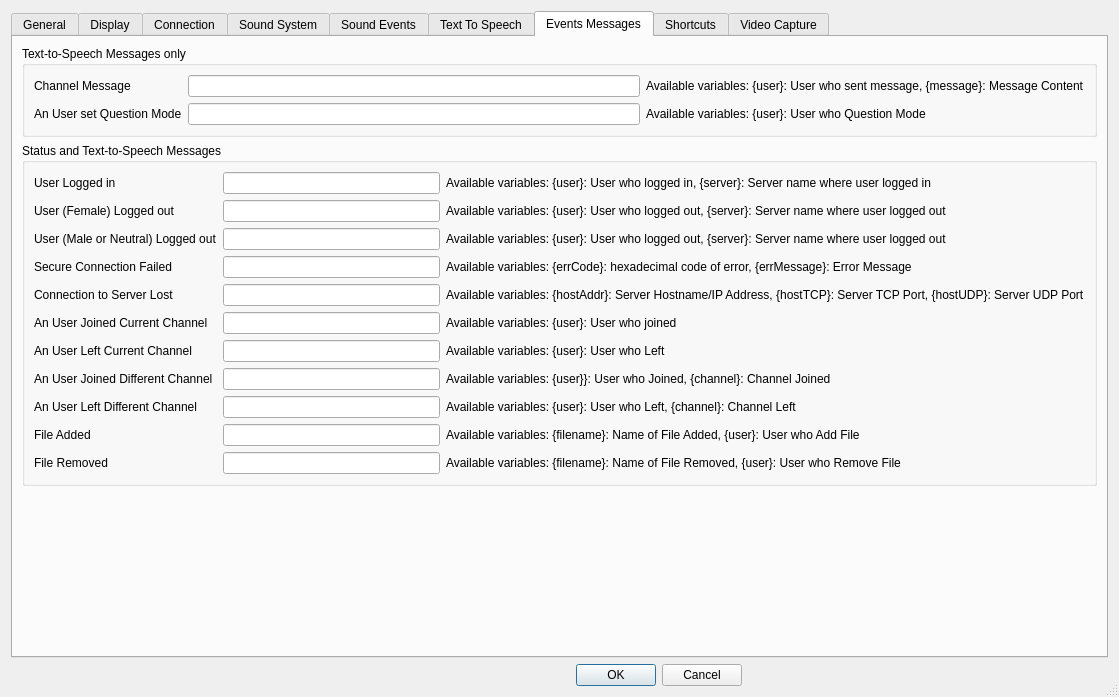
Old version of the form Client/qtTeamTalk/preferences.ui in the repository BearWare/TeamTalk5.
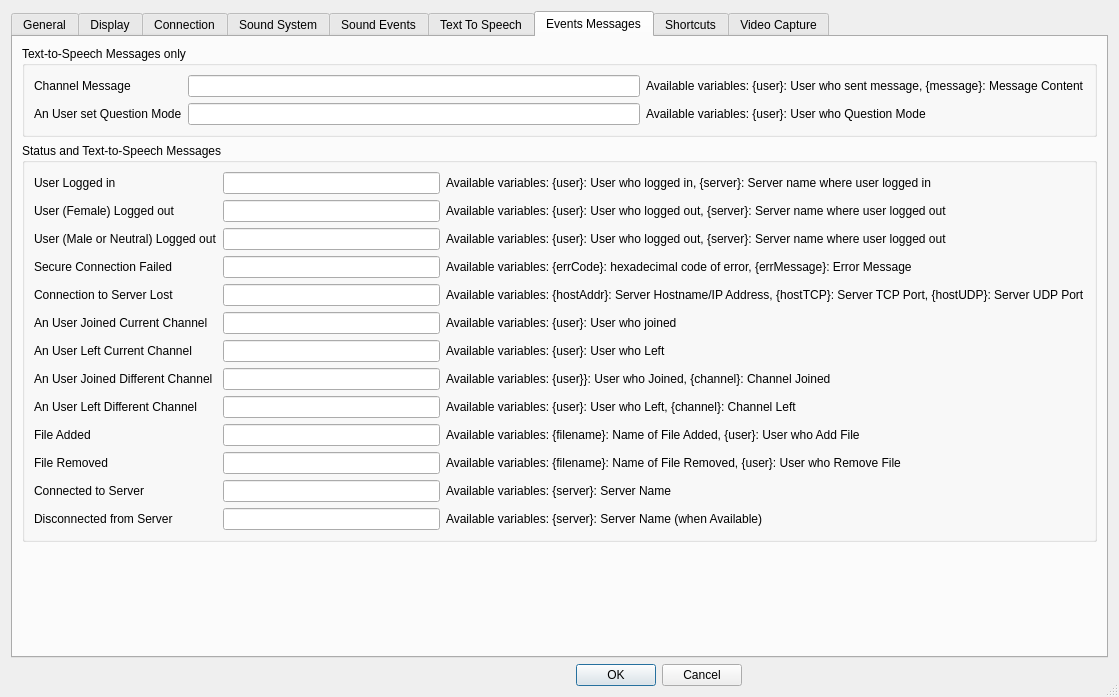
New version of the form. The open tabs and pages were chosen to show the change. Icons and pictures are not drawn. Custom widgets are drawn as their Qt base class.

Commit message: Add for Server Connectivity events

The edit to the form file:
```diff
--- a/Client/qtTeamTalk/preferences.ui
+++ b/Client/qtTeamTalk/preferences.ui
@@ -2738,6 +2738,52 @@
                 </property>
                </widget>
               </item>
+              <item row="11" column="0">
+               <widget class="QLabel" name="statusmsg_connectedLabel">
+                <property name="text">
+                 <string>Connected to Server</string>
+                </property>
+                <property name="buddy">
+                 <cstring>statusmsg_connectedEdit</cstring>
+                </property>
+               </widget>
+              </item>
+              <item row="11" column="1">
+               <widget class="QLineEdit" name="statusmsg_connectedEdit"/>
+              </item>
+              <item row="11" column="2">
+               <widget class="QLabel" name="statusmsg_connectedVarLabel">
+                <property name="text">
+                 <string>Available variables: {server}: Server Name</string>
+                </property>
+                <property name="textInteractionFlags">
+                 <set>Qt::TextBrowserInteraction|Qt::TextSelectableByKeyboard</set>
+                </property>
+               </widget>
+              </item>
+              <item row="12" column="0">
+               <widget class="QLabel" name="statusmsg_disconnectedLabel">
+                <property name="text">
+                 <string>Disconnected from Server</string>
+                </property>
+                <property name="buddy">
+                 <cstring>statusmsg_disconnectedEdit</cstring>
+                </property>
+               </widget>
+              </item>
+              <item row="12" column="1">
+               <widget class="QLineEdit" name="statusmsg_disconnectedEdit"/>
+              </item>
+              <item row="12" column="2">
+               <widget class="QLabel" name="statusmsg_disconnectedVarLabel">
+                <property name="text">
+                 <string>Available variables: {server}: Server Name (when Available)</string>
+                </property>
+                <property name="textInteractionFlags">
+                 <set>Qt::TextBrowserInteraction|Qt::TextSelectableByKeyboard</set>
+                </property>
+               </widget>
+              </item>
              </layout>
             </item>
            </layout>
```
The commit also changes 4 other files.
